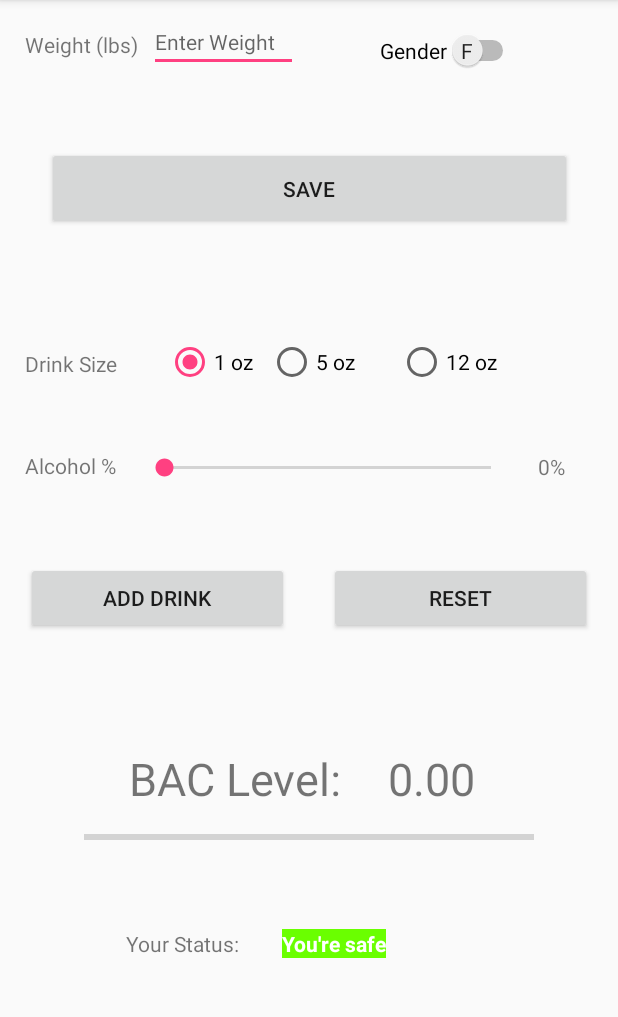
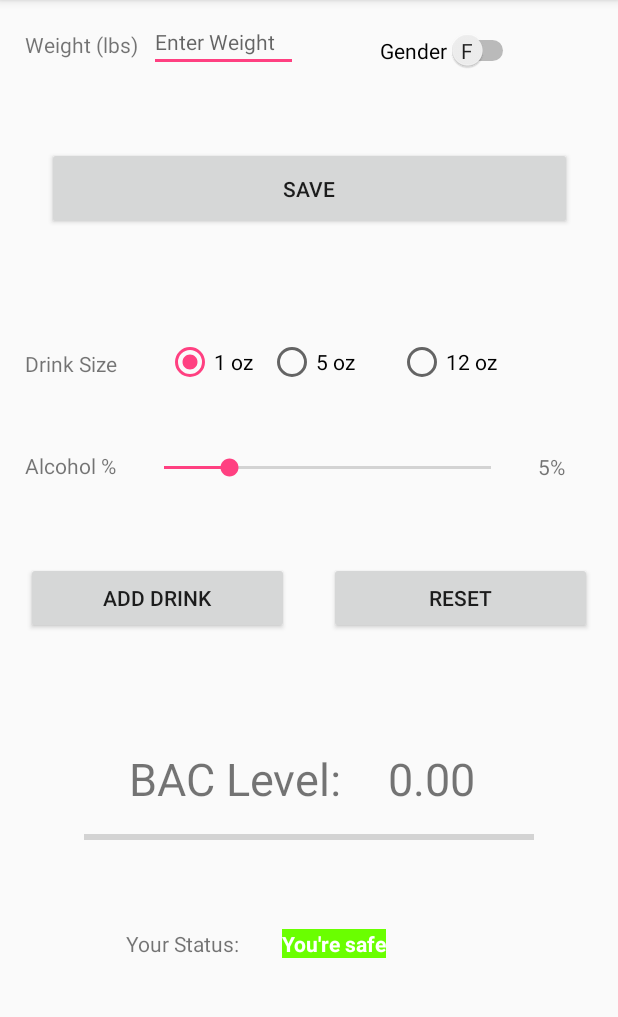
Before and after one commit to citrusspoon/ITCS_4180_Mobile_Dev, an Android app: the screen it shows after launch (MainActivity), on a phone screen of 412 x 824 dp, the part 84-1101 px from its top. Run offline under Robolectric (Android 15) with nearby library versions, the phone set to English and light mode, and no system bars.

Commit message:
Coded alcohol slider

```diff
--- a/BACLevelCalculator/app/src/main/java/com/example/scott/baclevelcalculator/MainActivity.java
+++ b/BACLevelCalculator/app/src/main/java/com/example/scott/baclevelcalculator/MainActivity.java
@@ -6,6 +6,7 @@ import android.os.Bundle;
 import android.view.View;
 import android.widget.Button;
 import android.widget.EditText;
+import android.widget.SeekBar;
 import android.widget.Switch;
 import android.widget.TextView;
 import android.widget.Toast;
@@ -15,6 +16,7 @@ public class MainActivity extends AppCompatActivity {
     //---------------Global Variables------------------//
     double weight;
     boolean gender; //false = female, true = male
+    final int stepSize = 5; //step interval for alcSlider
 
     @Override
     protected void onCreate(Bundle savedInstanceState) {
@@ -24,6 +26,9 @@ public class MainActivity extends AppCompatActivity {
         final Switch genderSwitch = (Switch) findViewById(R.id.genderSwitch);
         final EditText weightInput = (EditText)findViewById(R.id.weightInput);
         final Button saveButton = (Button) findViewById(R.id.saveButton);
+        final SeekBar alcSlider = (SeekBar)findViewById(R.id.alcSlider);
+        final TextView alcPercentTrack = (TextView)findViewById(R.id.alcPercentTrack);
+
 
 
 
@@ -49,6 +54,29 @@ public class MainActivity extends AppCompatActivity {
             }
         });
 
+        //---------Alcohol Slider------------------------------------//
+
+        //alcSlider.setMax(25);
+        alcSlider.setOnSeekBarChangeListener(new SeekBar.OnSeekBarChangeListener() {
+            @Override
+            public void onProgressChanged(SeekBar seekBar, int progress, boolean b) {
+                progress = ((int)Math.round(progress/stepSize))*stepSize;
+                seekBar.setProgress(progress);
+                alcPercentTrack.setText(progress+ "%");
+            }
+
+            @Override
+            public void onStartTrackingTouch(SeekBar seekBar) {
+
+            }
+
+            @Override
+            public void onStopTrackingTouch(SeekBar seekBar) {
+
+            }
+        });
+
+
 
 
 
--- a/BACLevelCalculator/app/src/main/res/layout/activity_main.xml
+++ b/BACLevelCalculator/app/src/main/res/layout/activity_main.xml
@@ -177,6 +177,8 @@
         android:layout_marginLeft="8dp"
         android:layout_marginRight="8dp"
         android:layout_marginTop="8dp"
+        android:max="25"
+        android:progress="5"
         app:layout_constraintBottom_toBottomOf="parent"
         app:layout_constraintHorizontal_bias="0.584"
         app:layout_constraintLeft_toLeftOf="parent"
@@ -258,6 +260,7 @@
         android:layout_marginLeft="8dp"
         android:layout_marginRight="8dp"
         android:layout_marginTop="8dp"
+        android:max="25"
         app:layout_constraintBottom_toBottomOf="parent"
         app:layout_constraintLeft_toLeftOf="parent"
         app:layout_constraintRight_toRightOf="parent"
--- a/BACLevelCalculator/app/src/main/res/values/strings.xml
+++ b/BACLevelCalculator/app/src/main/res/values/strings.xml
@@ -11,7 +11,7 @@
     <string name="fiveOzText">5 oz</string>
     <string name="twelveOzText">12 oz</string>
     <string name="alcPercentText">Alcohol %</string>
-    <string name="alcPercent">0%</string>
+    <string name="alcPercent">5%</string>
     <string name="addDrinkButtonText">Add Drink</string>
     <string name="resetButtonText">Reset</string>
     <string name="bacLabelText">BAC Level:</string>
```
